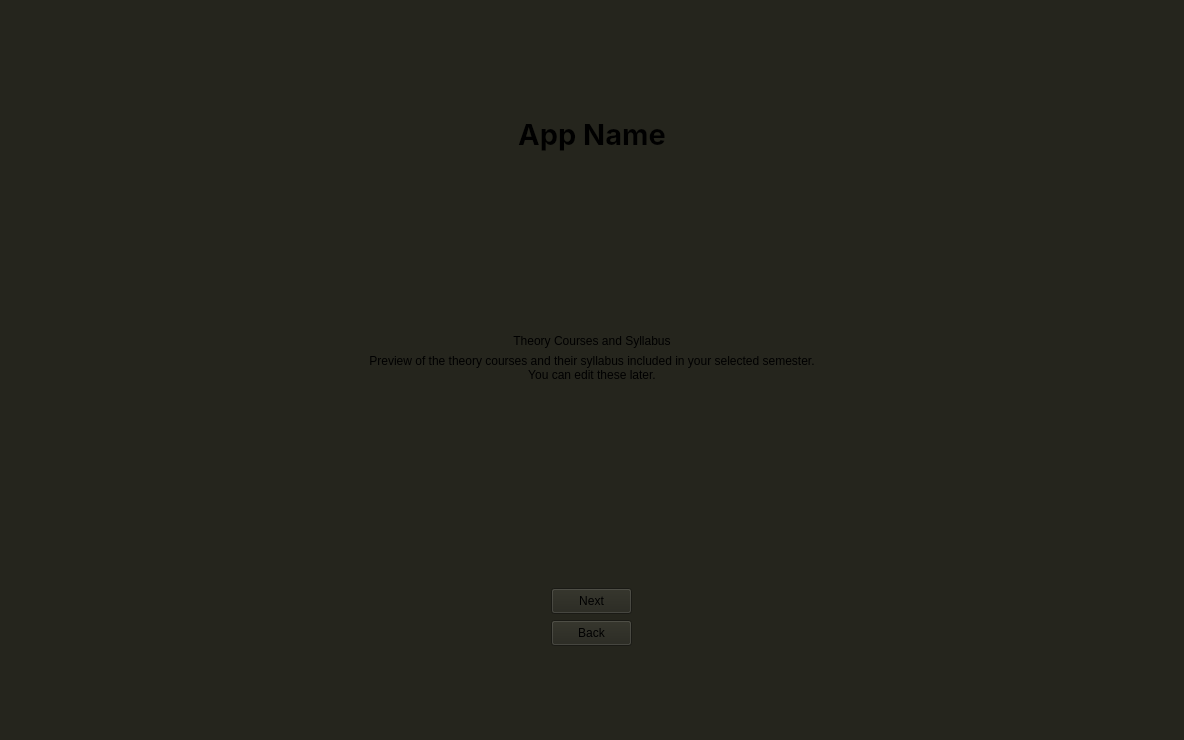
First picture: the form in frontend_folder/uipy/syllabus_previewWidget.ui, repository Saadman-Saif/Smart_Academic_Progress_Syllabus_Tracker, before the edit.
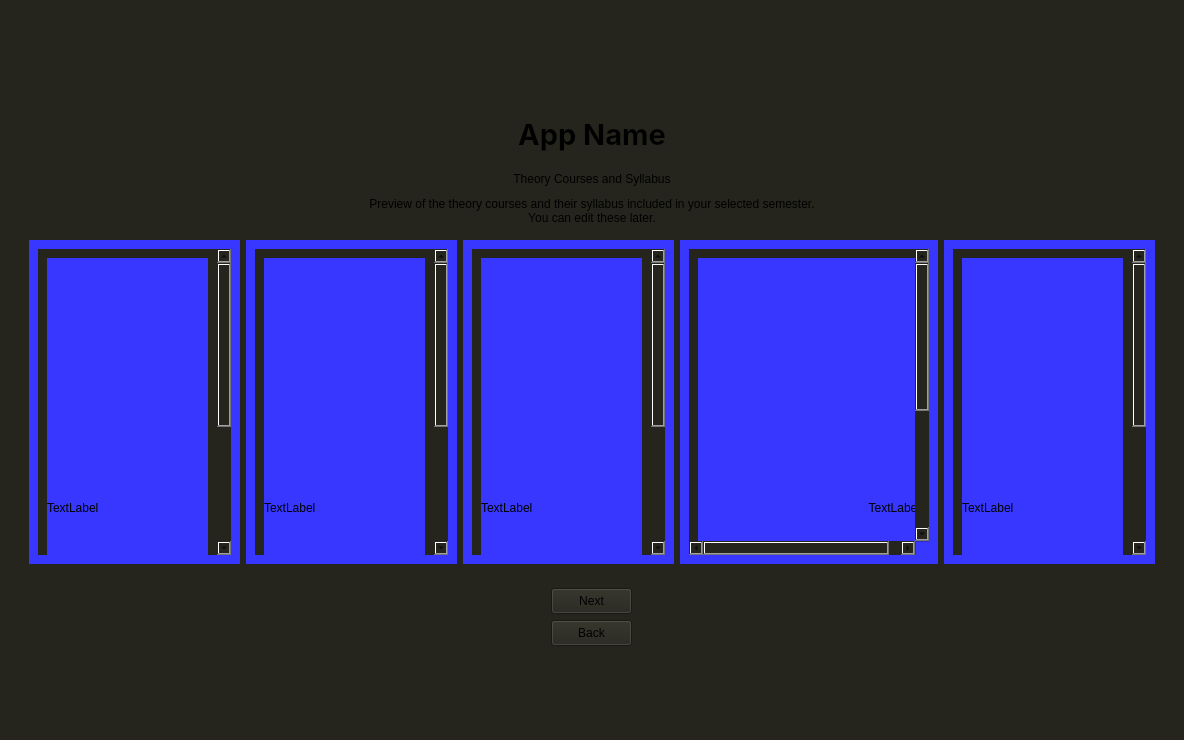
Second picture: the form after the edit.

Diff of the .ui file:
```diff
--- a/frontend_folder/uipy/syllabus_previewWidget.ui
+++ b/frontend_folder/uipy/syllabus_previewWidget.ui
@@ -40,7 +40,7 @@
      </property>
     </widget>
    </item>
-   <item alignment="Qt::AlignmentFlag::AlignVCenter">
+   <item>
     <widget class="QFrame" name="bodyFrame">
      <property name="sizePolicy">
       <sizepolicy hsizetype="Preferred" vsizetype="Preferred">
@@ -102,7 +102,306 @@
           <verstretch>14</verstretch>
          </sizepolicy>
         </property>
-        <layout class="QGridLayout" name="gridLayout"/>
+        <layout class="QGridLayout" name="gridLayout">
+         <item row="0" column="4">
+          <widget class="QFrame" name="frame_9">
+           <property name="sizePolicy">
+            <sizepolicy hsizetype="MinimumExpanding" vsizetype="MinimumExpanding">
+             <horstretch>0</horstretch>
+             <verstretch>0</verstretch>
+            </sizepolicy>
+           </property>
+           <property name="minimumSize">
+            <size>
+             <width>0</width>
+             <height>181</height>
+            </size>
+           </property>
+           <property name="styleSheet">
+            <string notr="true">QFrame{background-color: rgb(55,55,255)}</string>
+           </property>
+           <property name="frameShape">
+            <enum>QFrame::Shape::StyledPanel</enum>
+           </property>
+           <property name="frameShadow">
+            <enum>QFrame::Shadow::Raised</enum>
+           </property>
+           <layout class="QVBoxLayout" name="verticalLayout_15">
+            <item>
+             <widget class="QScrollArea" name="scrollArea_6">
+              <property name="widgetResizable">
+               <bool>true</bool>
+              </property>
+              <widget class="QWidget" name="scrollAreaWidgetContents_7">
+               <property name="geometry">
+                <rect>
+                 <x>0</x>
+                 <y>0</y>
+                 <width>191</width>
+                 <height>518</height>
+                </rect>
+               </property>
+               <layout class="QVBoxLayout" name="verticalLayout_16">
+                <item>
+                 <widget class="QLabel" name="label_10">
+                  <property name="minimumSize">
+                   <size>
+                    <width>0</width>
+                    <height>500</height>
+                   </size>
+                  </property>
+                  <property name="text">
+                   <string>TextLabel</string>
+                  </property>
+                 </widget>
+                </item>
+               </layout>
+              </widget>
+             </widget>
+            </item>
+           </layout>
+          </widget>
+         </item>
+         <item row="0" column="3">
+          <widget class="QFrame" name="frame_8">
+           <property name="sizePolicy">
+            <sizepolicy hsizetype="MinimumExpanding" vsizetype="MinimumExpanding">
+             <horstretch>0</horstretch>
+             <verstretch>0</verstretch>
+            </sizepolicy>
+           </property>
+           <property name="minimumSize">
+            <size>
+             <width>0</width>
+             <height>181</height>
+            </size>
+           </property>
+           <property name="styleSheet">
+            <string notr="true">QFrame{background-color: rgb(55,55,255)}</string>
+           </property>
+           <property name="frameShape">
+            <enum>QFrame::Shape::StyledPanel</enum>
+           </property>
+           <property name="frameShadow">
+            <enum>QFrame::Shadow::Raised</enum>
+           </property>
+           <layout class="QVBoxLayout" name="verticalLayout_13">
+            <item>
+             <widget class="QScrollArea" name="scrollArea_5">
+              <property name="widgetResizable">
+               <bool>true</bool>
+              </property>
+              <widget class="QWidget" name="scrollAreaWidgetContents_6">
+               <property name="geometry">
+                <rect>
+                 <x>0</x>
+                 <y>0</y>
+                 <width>240</width>
+                 <height>518</height>
+                </rect>
+               </property>
+               <layout class="QVBoxLayout" name="verticalLayout_14">
+                <item>
+                 <widget class="QLabel" name="label_9">
+                  <property name="minimumSize">
+                   <size>
+                    <width>222</width>
+                    <height>500</height>
+                   </size>
+                  </property>
+                  <property name="text">
+                   <string>TextLabel</string>
+                  </property>
+                  <property name="alignment">
+                   <set>Qt::AlignmentFlag::AlignRight|Qt::AlignmentFlag::AlignTrailing|Qt::AlignmentFlag::AlignVCenter</set>
+                  </property>
+                 </widget>
+                </item>
+               </layout>
+              </widget>
+             </widget>
+            </item>
+           </layout>
+          </widget>
+         </item>
+         <item row="0" column="1">
+          <widget class="QFrame" name="frame_5">
+           <property name="sizePolicy">
+            <sizepolicy hsizetype="MinimumExpanding" vsizetype="MinimumExpanding">
+             <horstretch>0</horstretch>
+             <verstretch>0</verstretch>
+            </sizepolicy>
+           </property>
+           <property name="minimumSize">
+            <size>
+             <width>0</width>
+             <height>181</height>
+            </size>
+           </property>
+           <property name="styleSheet">
+            <string notr="true">QFrame{background-color: rgb(55,55,255)}</string>
+           </property>
+           <property name="frameShape">
+            <enum>QFrame::Shape::StyledPanel</enum>
+           </property>
+           <property name="frameShadow">
+            <enum>QFrame::Shadow::Raised</enum>
+           </property>
+           <layout class="QVBoxLayout" name="verticalLayout_9">
+            <item>
+             <widget class="QScrollArea" name="scrollArea_3">
+              <property name="widgetResizable">
+               <bool>true</bool>
+              </property>
+              <widget class="QWidget" name="scrollAreaWidgetContents_4">
+               <property name="geometry">
+                <rect>
+                 <x>0</x>
+                 <y>0</y>
+                 <width>191</width>
+                 <height>518</height>
+                </rect>
+               </property>
+               <layout class="QVBoxLayout" name="verticalLayout_10">
+                <item>
+                 <widget class="QLabel" name="label_4">
+                  <property name="minimumSize">
+                   <size>
+                    <width>0</width>
+                    <height>500</height>
+                   </size>
+                  </property>
+                  <property name="text">
+                   <string>TextLabel</string>
+                  </property>
+                 </widget>
+                </item>
+               </layout>
+              </widget>
+             </widget>
+            </item>
+           </layout>
+          </widget>
+         </item>
+         <item row="0" column="2">
+          <widget class="QFrame" name="frame_7">
+           <property name="sizePolicy">
+            <sizepolicy hsizetype="MinimumExpanding" vsizetype="MinimumExpanding">
+             <horstretch>0</horstretch>
+             <verstretch>0</verstretch>
+            </sizepolicy>
+           </property>
+           <property name="minimumSize">
+            <size>
+             <width>0</width>
+             <height>181</height>
+            </size>
+           </property>
+           <property name="styleSheet">
+            <string notr="true">QFrame{background-color: rgb(55,55,255)}</string>
+           </property>
+           <property name="frameShape">
+            <enum>QFrame::Shape::StyledPanel</enum>
+           </property>
+           <property name="frameShadow">
+            <enum>QFrame::Shadow::Raised</enum>
+           </property>
+           <layout class="QVBoxLayout" name="verticalLayout_11">
+            <item>
+             <widget class="QScrollArea" name="scrollArea_4">
+              <property name="widgetResizable">
+               <bool>true</bool>
+              </property>
+              <widget class="QWidget" name="scrollAreaWidgetContents_5">
+               <property name="geometry">
+                <rect>
+                 <x>0</x>
+                 <y>0</y>
+                 <width>192</width>
+                 <height>518</height>
+                </rect>
+               </property>
+               <layout class="QVBoxLayout" name="verticalLayout_12">
+                <item>
+                 <widget class="QLabel" name="label_5">
+                  <property name="minimumSize">
+                   <size>
+                    <width>0</width>
+                    <height>500</height>
+                   </size>
+                  </property>
+                  <property name="text">
+                   <string>TextLabel</string>
+                  </property>
+                 </widget>
+                </item>
+               </layout>
+              </widget>
+             </widget>
+            </item>
+           </layout>
+          </widget>
+         </item>
+         <item row="0" column="0">
+          <widget class="QFrame" name="frame_2">
+           <property name="sizePolicy">
+            <sizepolicy hsizetype="MinimumExpanding" vsizetype="MinimumExpanding">
+             <horstretch>0</horstretch>
+             <verstretch>0</verstretch>
+            </sizepolicy>
+           </property>
+           <property name="minimumSize">
+            <size>
+             <width>0</width>
+             <height>181</height>
+            </size>
+           </property>
+           <property name="styleSheet">
+            <string notr="true">QFrame{background-color: rgb(55,55,255)}</string>
+           </property>
+           <property name="frameShape">
+            <enum>QFrame::Shape::StyledPanel</enum>
+           </property>
+           <property name="frameShadow">
+            <enum>QFrame::Shadow::Raised</enum>
+           </property>
+           <layout class="QVBoxLayout" name="verticalLayout_4">
+            <item>
+             <widget class="QScrollArea" name="scrollArea">
+              <property name="widgetResizable">
+               <bool>true</bool>
+              </property>
+              <widget class="QWidget" name="scrollAreaWidgetContents_2">
+               <property name="geometry">
+                <rect>
+                 <x>0</x>
+                 <y>0</y>
+                 <width>191</width>
+                 <height>518</height>
+                </rect>
+               </property>
+               <layout class="QVBoxLayout" name="verticalLayout_5">
+                <item>
+                 <widget class="QLabel" name="label_3">
+                  <property name="minimumSize">
+                   <size>
+                    <width>0</width>
+                    <height>500</height>
+                   </size>
+                  </property>
+                  <property name="text">
+                   <string>TextLabel</string>
+                  </property>
+                 </widget>
+                </item>
+               </layout>
+              </widget>
+             </widget>
+            </item>
+           </layout>
+          </widget>
+         </item>
+        </layout>
        </widget>
       </item>
      </layout>
```
Left out of the diff: 3 changed lines with no effect on the pictures.
